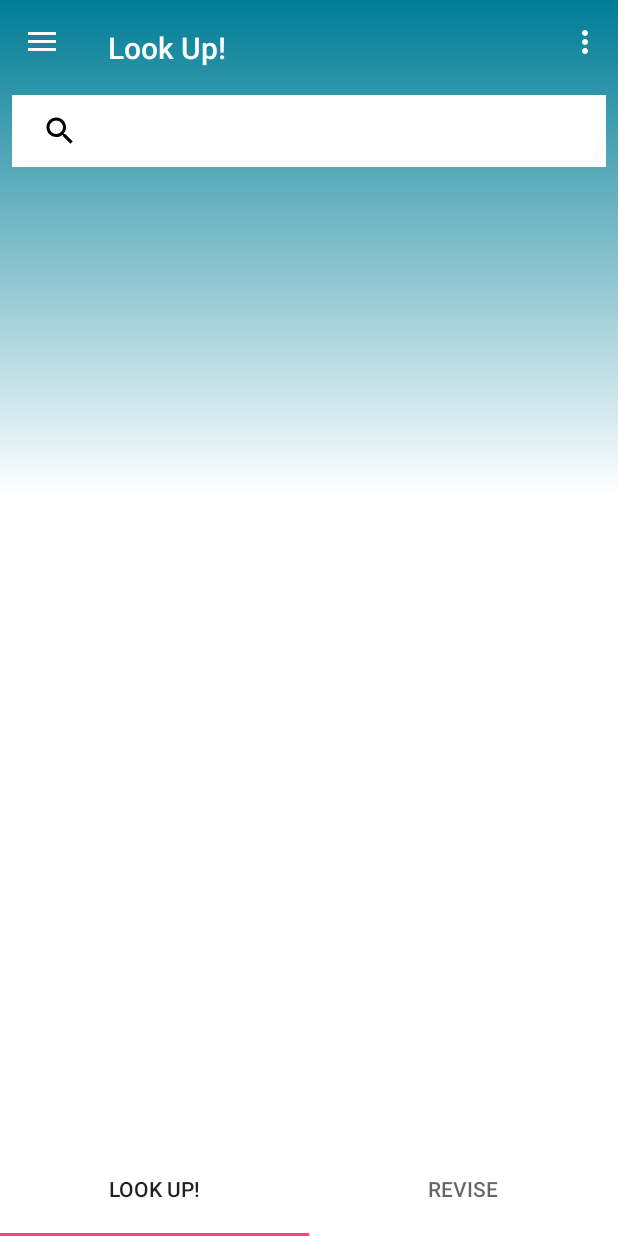
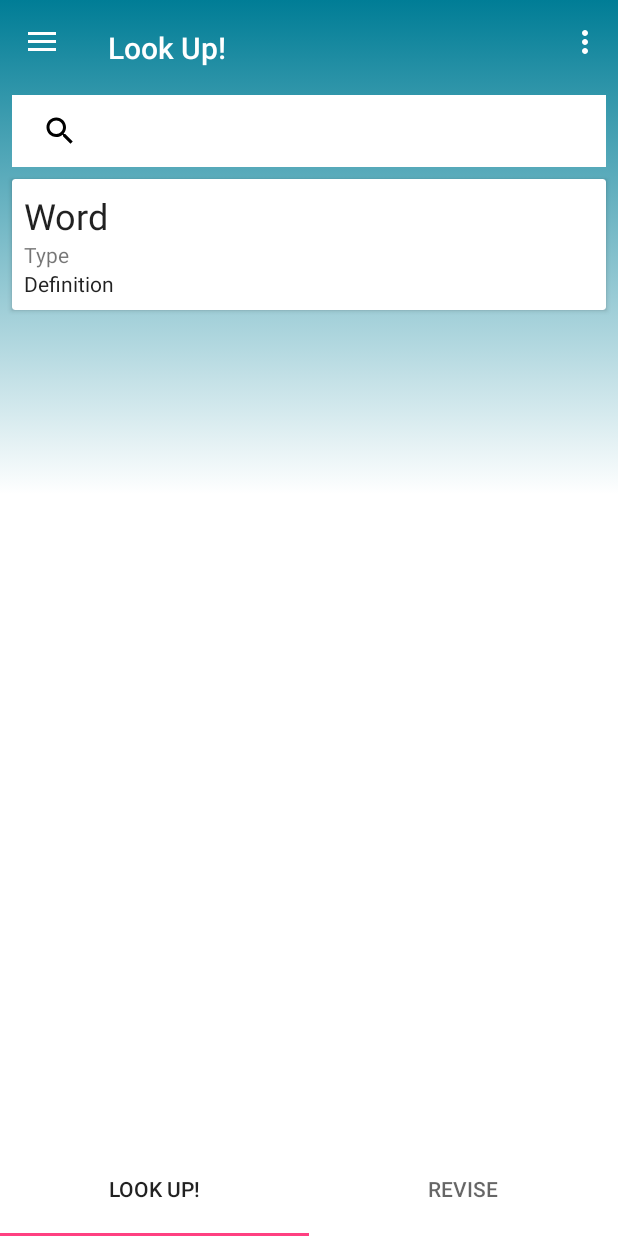
Before and after one commit to vchitai/ezWord, an Android app: the screen it shows after launch (MainActivity), on a phone screen of 412 x 824 dp. Run offline under Robolectric (Android 15) with nearby library versions, the phone set to English and light mode, and no system bars.

Commit message:
Update UI

```diff
--- a/app/build.gradle
+++ b/app/build.gradle
@@ -23,6 +23,7 @@ dependencies {
     implementation 'com.android.support:appcompat-v7:26.1.0'
     implementation 'com.android.support.constraint:constraint-layout:1.1.0'
     implementation 'com.android.support:support-v4:26.1.0'
+    compile 'com.android.support:cardview-v7:26.1.0'
     compile 'com.android.support:design:26.1.0'
     testImplementation 'junit:junit:4.12'
 }
--- a/app/src/main/AndroidManifest.xml
+++ b/app/src/main/AndroidManifest.xml
@@ -36,7 +36,7 @@
                 android:resource="@xml/searchable" />
         </activity>
         <activity android:name="com.ezword.ezword.activities.RequestSearchActivity"
-            android:theme="@style/Theme.AppCompat.Light.Dialog">
+            android:theme="@style/Base.Theme.AppCompat.Light.Dialog">
             <intent-filter android:label="Look Up!">
                 <action android:name="android.intent.action.PROCESS_TEXT" />
 
--- a/app/src/main/java/com/ezword/ezword/activities/RequestSearchActivity.java
+++ b/app/src/main/java/com/ezword/ezword/activities/RequestSearchActivity.java
@@ -3,6 +3,7 @@ package com.ezword.ezword.activities;
 import android.support.v7.app.AlertDialog;
 import android.support.v7.app.AppCompatActivity;
 import android.os.Bundle;
+import android.view.Window;
 
 import com.ezword.ezword.R;
 
@@ -15,6 +16,7 @@ public class RequestSearchActivity extends AppCompatActivity {
         AlertDialog alertDialog = new AlertDialog.Builder(RequestSearchActivity.this).create();
         alertDialog.setMessage("Search keyword is " + "LOL");
         alertDialog.show();*/
+        supportRequestWindowFeature(Window.FEATURE_NO_TITLE);
         setContentView(R.layout.activity_request_search);
     }
 }
--- /dev/null
+++ b/app/src/main/java/com/ezword/ezword/adapters/RecentWordAdapter.java
@@ -0,0 +1,61 @@
+package com.ezword.ezword.adapters;
+
+import android.content.Context;
+import android.support.v7.widget.RecyclerView;
+import android.view.LayoutInflater;
+import android.view.View;
+import android.view.ViewGroup;
+import android.widget.Button;
+import android.widget.ImageView;
+import android.widget.TextView;
+
+import com.ezword.ezword.R;
+import com.ezword.ezword.dictionary.Word;
+
+import java.util.ArrayList;
+
+/**
+ * Created by chita on 03/06/2018.
+ */
+
+public class RecentWordAdapter extends RecyclerView.Adapter<RecentWordAdapter.ViewHolder> {
+    ArrayList<Word> recentWord = null;
+
+    @Override
+    public ViewHolder onCreateViewHolder(ViewGroup parent, int viewType) {
+        Context context  = parent.getContext();
+        LayoutInflater inflater = LayoutInflater.from(context);
+        View view = inflater.inflate(R.layout.word_item, parent, false);
+
+        return new ViewHolder(view);
+    }
+
+    @Override
+    public void onBindViewHolder(ViewHolder holder, int position) {
+        Word currentWord = recentWord.get(position);
+
+        holder.mWordWord.setText(currentWord.getData("word"));
+        holder.mWordType.setText(currentWord.getData("type"));
+        holder.mWordDefinition.setText(currentWord.getData("definition"));
+    }
+
+    @Override
+    public int getItemCount() {
+        return 0;
+    }
+
+    public class ViewHolder extends RecyclerView.ViewHolder {
+        public TextView mWordWord;
+        public TextView mWordType;
+        public TextView mWordDefinition;
+        public View mWordView;
+
+        public ViewHolder(View view) {
+            super(view);
+            mWordWord = view.findViewById(R.id.word_item_word);
+            mWordType = view.findViewById(R.id.word_item_type);
+            mWordDefinition = view.findViewById(R.id.word_item_def);
+            mWordView = view;
+        }
+    }
+}
--- /dev/null
+++ b/app/src/main/res/drawable/ic_bookmark_black_24dp.xml
@@ -0,0 +1,9 @@
+<vector xmlns:android="http://schemas.android.com/apk/res/android"
+        android:width="24dp"
+        android:height="24dp"
+        android:viewportWidth="24.0"
+        android:viewportHeight="24.0">
+    <path
+        android:fillColor="#FF000000"
+        android:pathData="M17,3H7c-1.1,0 -1.99,0.9 -1.99,2L5,21l7,-3 7,3V5c0,-1.1 -0.9,-2 -2,-2z"/>
+</vector>
--- /dev/null
+++ b/app/src/main/res/drawable/ic_bug_report_black_24dp.xml
@@ -0,0 +1,9 @@
+<vector xmlns:android="http://schemas.android.com/apk/res/android"
+        android:width="24dp"
+        android:height="24dp"
+        android:viewportWidth="24.0"
+        android:viewportHeight="24.0">
+    <path
+        android:fillColor="#FF000000"
+        android:pathData="M20,8h-2.81c-0.45,-0.78 -1.07,-1.45 -1.82,-1.96L17,4.41 15.59,3l-2.17,2.17C12.96,5.06 12.49,5 12,5c-0.49,0 -0.96,0.06 -1.41,0.17L8.41,3 7,4.41l1.62,1.63C7.88,6.55 7.26,7.22 6.81,8L4,8v2h2.09c-0.05,0.33 -0.09,0.66 -0.09,1v1L4,12v2h2v1c0,0.34 0.04,0.67 0.09,1L4,16v2h2.81c1.04,1.79 2.97,3 5.19,3s4.15,-1.21 5.19,-3L20,18v-2h-2.09c0.05,-0.33 0.09,-0.66 0.09,-1v-1h2v-2h-2v-1c0,-0.34 -0.04,-0.67 -0.09,-1L20,10L20,8zM14,16h-4v-2h4v2zM14,12h-4v-2h4v2z"/>
+</vector>
--- /dev/null
+++ b/app/src/main/res/drawable/ic_help_black_24dp.xml
@@ -0,0 +1,9 @@
+<vector xmlns:android="http://schemas.android.com/apk/res/android"
+        android:width="24dp"
+        android:height="24dp"
+        android:viewportWidth="24.0"
+        android:viewportHeight="24.0">
+    <path
+        android:fillColor="#FF000000"
+        android:pathData="M12,2C6.48,2 2,6.48 2,12s4.48,10 10,10 10,-4.48 10,-10S17.52,2 12,2zM13,19h-2v-2h2v2zM15.07,11.25l-0.9,0.92C13.45,12.9 13,13.5 13,15h-2v-0.5c0,-1.1 0.45,-2.1 1.17,-2.83l1.24,-1.26c0.37,-0.36 0.59,-0.86 0.59,-1.41 0,-1.1 -0.9,-2 -2,-2s-2,0.9 -2,2L8,9c0,-2.21 1.79,-4 4,-4s4,1.79 4,4c0,0.88 -0.36,1.68 -0.93,2.25z"/>
+</vector>
--- /dev/null
+++ b/app/src/main/res/drawable/ic_history_black_24dp.xml
@@ -0,0 +1,9 @@
+<vector xmlns:android="http://schemas.android.com/apk/res/android"
+        android:width="24dp"
+        android:height="24dp"
+        android:viewportWidth="24.0"
+        android:viewportHeight="24.0">
+    <path
+        android:fillColor="#FF000000"
+        android:pathData="M13,3c-4.97,0 -9,4.03 -9,9L1,12l3.89,3.89 0.07,0.14L9,12L6,12c0,-3.87 3.13,-7 7,-7s7,3.13 7,7 -3.13,7 -7,7c-1.93,0 -3.68,-0.79 -4.94,-2.06l-1.42,1.42C8.27,19.99 10.51,21 13,21c4.97,0 9,-4.03 9,-9s-4.03,-9 -9,-9zM12,8v5l4.28,2.54 0.72,-1.21 -3.5,-2.08L13.5,8L12,8z"/>
+</vector>
--- /dev/null
+++ b/app/src/main/res/drawable/ic_info_black_24dp.xml
@@ -0,0 +1,9 @@
+<vector xmlns:android="http://schemas.android.com/apk/res/android"
+        android:width="24dp"
+        android:height="24dp"
+        android:viewportWidth="24.0"
+        android:viewportHeight="24.0">
+    <path
+        android:fillColor="#FF000000"
+        android:pathData="M12,2C6.48,2 2,6.48 2,12s4.48,10 10,10 10,-4.48 10,-10S17.52,2 12,2zM13,17h-2v-6h2v6zM13,9h-2L11,7h2v2z"/>
+</vector>
--- a/app/src/main/res/drawable/main_background.xml
+++ b/app/src/main/res/drawable/main_background.xml
@@ -2,7 +2,13 @@
 <selector xmlns:android="http://schemas.android.com/apk/res/android">
     <item>
         <shape>
-            <gradient android:angle="90" android:centerColor="#ffffff" android:centerX="60%" android:centerY="0" android:endColor="#007d96" android:gradientRadius="0dp" android:startColor="#ffffff" android:type="linear" />
+            <gradient
+                android:angle="90"
+                android:centerColor="@color/backgroundStartColor"
+                android:centerX="60%"
+                android:endColor="@color/backgroundEndColor"
+                android:startColor="@color/backgroundStartColor"
+                android:type="linear" />
         </shape>
     </item>
 </selector>
--- a/app/src/main/res/layout/activity_request_search.xml
+++ b/app/src/main/res/layout/activity_request_search.xml
@@ -4,6 +4,8 @@
     xmlns:tools="http://schemas.android.com/tools"
     android:layout_width="match_parent"
     android:layout_height="match_parent"
+    android:minWidth="400dp"
+    android:minHeight="200dp"
     tools:context="com.ezword.ezword.activities.RequestSearchActivity">
-
+    <include layout="@layout/word_item"/>
 </android.support.constraint.ConstraintLayout>
--- a/app/src/main/res/layout/fragment_home.xml
+++ b/app/src/main/res/layout/fragment_home.xml
@@ -19,5 +19,27 @@
         android:layout_marginHorizontal="8dp"
         android:background="@android:color/white"
         app:layout_constraintLeft_toLeftOf="parent"
-        app:layout_constraintRight_toRightOf="parent"/>
+        app:layout_constraintRight_toRightOf="parent"
+        app:layout_constraintTop_toTopOf="parent"/>
+
+    <android.support.v7.widget.CardView
+        android:id="@+id/home_today_word"
+        android:layout_width="match_parent"
+        android:layout_height="wrap_content"
+        android:background="@android:color/white"
+        android:layout_margin="8dp"
+        app:layout_constraintLeft_toLeftOf="parent"
+        app:layout_constraintTop_toBottomOf="@id/home_search_view">
+        <include layout="@layout/word_item"/>
+    </android.support.v7.widget.CardView>
+
+    <android.support.v7.widget.RecyclerView
+        android:id="@+id/home_recycler_view"
+        android:layout_width="match_parent"
+        android:layout_height="wrap_content"
+        app:layout_constraintTop_toBottomOf="@id/home_today_word"
+        app:layout_constraintLeft_toLeftOf="parent"
+        app:layout_constraintRight_toRightOf="parent"
+        app:layout_constraintBottom_toBottomOf="parent">
+    </android.support.v7.widget.RecyclerView>
 </android.support.constraint.ConstraintLayout>
--- a/app/src/main/res/layout/nav_header_main.xml
+++ b/app/src/main/res/layout/nav_header_main.xml
@@ -1,11 +1,18 @@
 <?xml version="1.0" encoding="utf-8"?>
-<android.support.constraint.ConstraintLayout
-    xmlns:android="http://schemas.android.com/apk/res/android" android:layout_width="match_parent"
+<android.support.constraint.ConstraintLayout xmlns:android="http://schemas.android.com/apk/res/android"
+    android:layout_width="match_parent"
     android:layout_height="match_parent"
-    android:background="@color/colorAccent">
+    xmlns:app="http://schemas.android.com/apk/res-auto"
+    android:background="@color/backgroundEndColor">
     <TextView
         android:layout_width="match_parent"
         android:layout_height="@dimen/nav_header_height"
         style="@style/TextAppearance.AppCompat.Headline"
+        android:padding="8dp"
+        app:layout_constraintTop_toTopOf="parent"
+        app:layout_constraintLeft_toLeftOf="parent"
+        app:layout_constraintBottom_toBottomOf="parent"
+        app:layout_constraintRight_toRightOf="parent"
+        android:textColor="@android:color/white"
         android:text="@string/lookup"/>
 </android.support.constraint.ConstraintLayout>
--- /dev/null
+++ b/app/src/main/res/layout/word_item.xml
@@ -0,0 +1,31 @@
+<?xml version="1.0" encoding="utf-8"?>
+<android.support.constraint.ConstraintLayout xmlns:android="http://schemas.android.com/apk/res/android"
+    android:layout_width="match_parent"
+    android:layout_height="match_parent"
+    android:padding="8dp"
+    xmlns:app="http://schemas.android.com/apk/res-auto">
+    <TextView
+        android:id="@+id/word_item_word"
+        android:layout_width="match_parent"
+        android:layout_height="wrap_content"
+        app:layout_constraintLeft_toLeftOf="parent"
+        app:layout_constraintTop_toTopOf="parent"
+        style="@style/TextAppearance.AppCompat.Headline"
+        android:text="@string/word"/>
+    <TextView
+        android:id="@+id/word_item_type"
+        android:layout_width="match_parent"
+        android:layout_height="wrap_content"
+        app:layout_constraintLeft_toLeftOf="parent"
+        app:layout_constraintTop_toBottomOf="@id/word_item_word"
+        style="@style/TextAppearance.AppCompat.Small"
+        android:text="@string/type"/>
+    <TextView
+        android:id="@+id/word_item_def"
+        android:layout_width="match_parent"
+        android:layout_height="wrap_content"
+        app:layout_constraintLeft_toLeftOf="parent"
+        app:layout_constraintTop_toBottomOf="@id/word_item_type"
+        style="@style/Base.TextAppearance.AppCompat.Body1"
+        android:text="@string/definition"/>
+</android.support.constraint.ConstraintLayout>
--- a/app/src/main/res/menu/main_drawer.xml
+++ b/app/src/main/res/menu/main_drawer.xml
@@ -1,40 +1,34 @@
 <?xml version="1.0" encoding="utf-8"?>
 <menu xmlns:android="http://schemas.android.com/apk/res/android">
 
-    <group android:checkableBehavior="single">
+    <group
+        android:id="@+id/nav_features"
+        android:checkableBehavior="single">
         <item
-            android:id="@+id/nav_home"
-            android:icon="@drawable/ic_menu"
-            android:title="@string/lookup" />
+            android:id="@+id/nav_history"
+            android:icon="@drawable/ic_history_black_24dp"
+            android:title="@string/history" />
         <item
-            android:id="@+id/nav_photos"
-            android:icon="@drawable/ic_menu"
-            android:title="@string/lookup" />
-        <item
-            android:id="@+id/nav_movies"
-            android:icon="@drawable/ic_menu"
-            android:title="@string/lookup" />
-
-        <item
-            android:id="@+id/nav_notifications"
-            android:icon="@drawable/ic_menu"
-            android:title="@string/lookup" />
-
-        <item
-            android:id="@+id/nav_settings"
-            android:icon="@drawable/ic_menu"
-            android:title="@string/lookup" />
+            android:id="@+id/nav_bookmark"
+            android:icon="@drawable/ic_bookmark_black_24dp"
+            android:title="@string/bookmark" />
     </group>
 
-    <item android:title="Other">
-        <menu>
-            <item
-                android:id="@+id/nav_about_us"
-                android:title="@string/lookup" />
-            <item
-                android:id="@+id/nav_privacy_policy"
-                android:title="@string/lookup" />
-        </menu>
-    </item>
+    <group
+        android:id="@+id/nav_contact"
+        android:checkableBehavior="single">
+        <item
+            android:id="@+id/nav_report"
+            android:icon="@drawable/ic_bug_report_black_24dp"
+            android:title="@string/report_bus" />
+        <item
+            android:id="@+id/nav_help"
+            android:icon="@drawable/ic_help_black_24dp"
+            android:title="@string/help" />
+        <item
+            android:id="@+id/nav_about_us"
+            android:icon="@drawable/ic_info_black_24dp"
+            android:title="@string/about_us" />
+    </group>
 
 </menu>
--- a/app/src/main/res/values/colors.xml
+++ b/app/src/main/res/values/colors.xml
@@ -3,4 +3,6 @@
     <color name="colorPrimary">#3F51B5</color>
     <color name="colorPrimaryDark">#303F9F</color>
     <color name="colorAccent">#FF4081</color>
+    <color name="backgroundStartColor">#ffffff</color>
+    <color name="backgroundEndColor">#007d96</color>
 </resources>
--- a/app/src/main/res/values/strings.xml
+++ b/app/src/main/res/values/strings.xml
@@ -8,4 +8,13 @@
 
     <string name="lookup">Look Up!</string>
     <string name="revise">Revise</string>
+    <string name="word">Word</string>
+    <string name="type">Type</string>
+    <string name="definition">Definition</string>
+    <string name="others">Others</string>
+    <string name="history">History</string>
+    <string name="bookmark">Bookmark</string>
+    <string name="report_bus">Report Bus</string>
+    <string name="help">Help</string>
+    <string name="about_us">About Us</string>
 </resources>
```
